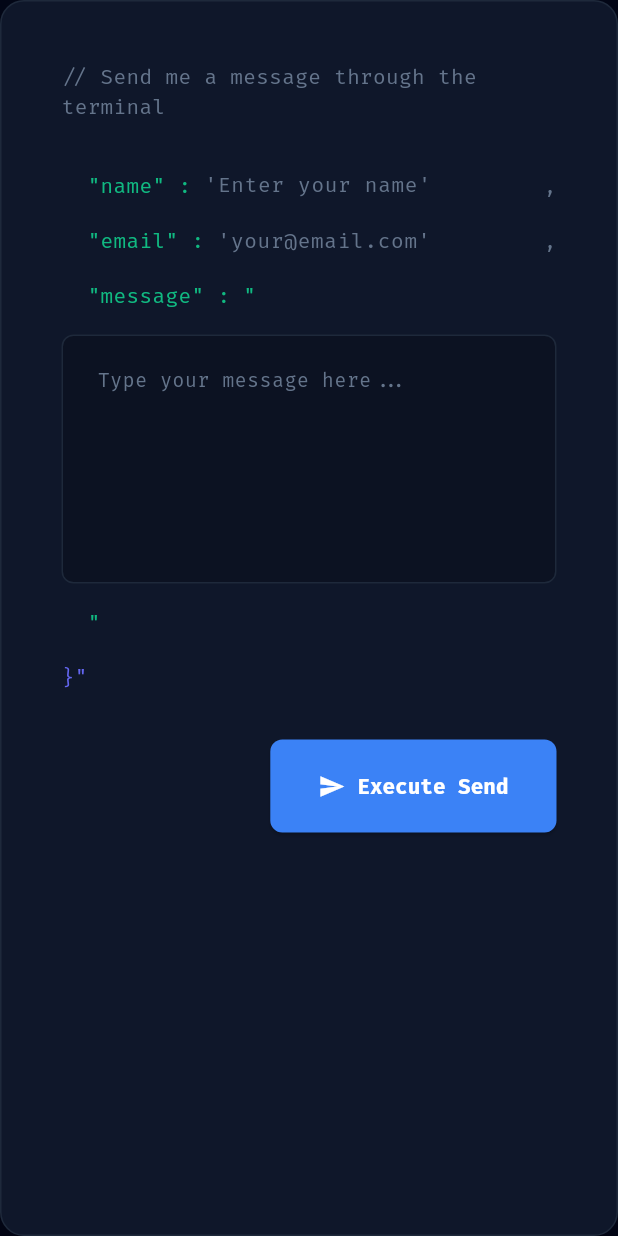
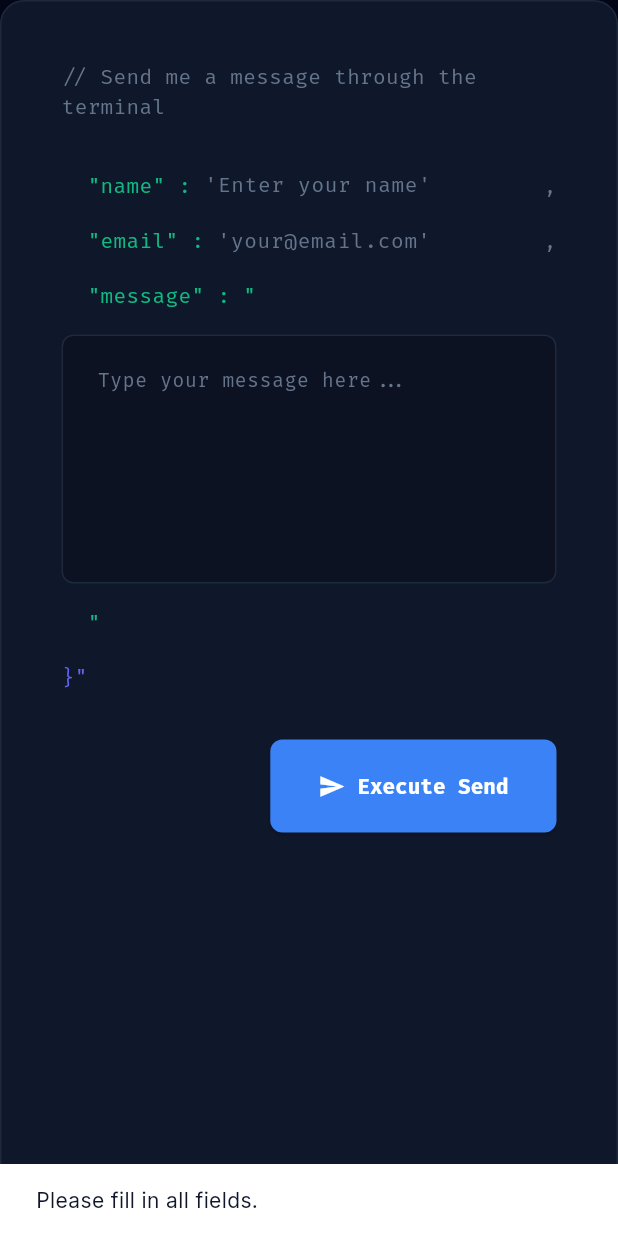
Before and after one commit to tanujkohli83/portfolio, a Flutter app: the TerminalContactForm widget shown alone on an empty page, opened directly, after a tap on "Execute Send", on a phone screen of 412 x 824 dp. Run offline on Flutter 3.47's test engine with Material 3 defaults, Android fonts, the phone set to English and light mode, and no system bars; our stand-ins replace animate_do, flutter_riverpod, google_fonts; missing offline and left inert: dart:html.

Commit message:
Implemented Form API

```diff
--- /dev/null
+++ b/lib/services/contact_service.dart
@@ -0,0 +1,36 @@
+import 'dart:convert';
+import 'package:http/http.dart' as http;
+
+class ContactService {
+  static const String _formspreeUrl = "https://formspree.io/f/xzddpnnl";
+
+  static Future<bool> submitContactForm({
+    required String name,
+    required String email,
+    required String message,
+  }) async {
+    try {
+      final response = await http.post(
+        Uri.parse(_formspreeUrl),
+        headers: {
+          "Content-Type": "application/json",
+          "Accept": "application/json",
+        },
+        body: jsonEncode({"name": name, "email": email, "message": message}),
+      );
+
+      if (response.statusCode == 200) {
+        print(response.body);
+        return true;
+      } else {
+        // You could log the error here: response.body
+        print(response.body);
+        return false;
+      }
+    } catch (e) {
+      // Log exception
+      print(e);
+      return false;
+    }
+  }
+}
--- a/lib/widgets/terminal_form.dart
+++ b/lib/widgets/terminal_form.dart
@@ -1,9 +1,67 @@
 import 'package:flutter/material.dart';
 import '../../core/constants/app_colors.dart';
 import '../../core/theme/app_theme.dart';
+import '../../services/contact_service.dart';
 
-class TerminalContactForm extends StatelessWidget {
+class TerminalContactForm extends StatefulWidget {
   const TerminalContactForm({super.key});
+
+  @override
+  State<TerminalContactForm> createState() => _TerminalContactFormState();
+}
+
+class _TerminalContactFormState extends State<TerminalContactForm> {
+  final TextEditingController _nameController = TextEditingController();
+  final TextEditingController _emailController = TextEditingController();
+  final TextEditingController _messageController = TextEditingController();
+  bool _isSending = false;
+
+  @override
+  void dispose() {
+    _nameController.dispose();
+    _emailController.dispose();
+    _messageController.dispose();
+    super.dispose();
+  }
+
+  Future<void> _handleSend() async {
+    final name = _nameController.text.trim();
+    final email = _emailController.text.trim();
+    final message = _messageController.text.trim();
+
+    if (name.isEmpty || email.isEmpty || message.isEmpty) {
+      ScaffoldMessenger.of(context).showSnackBar(
+        const SnackBar(content: Text('Please fill in all fields.')),
+      );
+      return;
+    }
+
+    setState(() => _isSending = true);
+
+    final success = await ContactService.submitContactForm(
+      name: name,
+      email: email,
+      message: message,
+    );
+
+    if (mounted) {
+      setState(() => _isSending = false);
+      if (success) {
+        _nameController.clear();
+        _emailController.clear();
+        _messageController.clear();
+        ScaffoldMessenger.of(context).showSnackBar(
+          const SnackBar(content: Text('Message sent successfully!')),
+        );
+      } else {
+        ScaffoldMessenger.of(context).showSnackBar(
+          const SnackBar(
+            content: Text('Failed to send message. Please try again later.'),
+          ),
+        );
+      }
+    }
+  }
 
   @override
   Widget build(BuildContext context) {
@@ -31,9 +89,9 @@ class TerminalContactForm extends StatelessWidget {
           const SizedBox(height: 32),
 
           // JSON Structure
-          _jsonLine('"name"', 'Enter your name'),
+          _jsonLine('"name"', 'Enter your name', _nameController),
           const SizedBox(height: 16),
-          _jsonLine('"email"', 'your@email.com'),
+          _jsonLine('"email"', 'your@email.com', _emailController),
           const SizedBox(height: 16),
 
           Row(
@@ -49,6 +107,7 @@ class TerminalContactForm extends StatelessWidget {
 
           // Large Message Field
           TextField(
+            controller: _messageController,
             maxLines: 6,
             style: AppTheme.monoStyle.copyWith(color: AppColors.textSecondary),
             decoration: InputDecoration(
@@ -88,9 +147,18 @@ class TerminalContactForm extends StatelessWidget {
           Align(
             alignment: Alignment.bottomRight,
             child: ElevatedButton.icon(
-              onPressed: () {},
-              icon: const Icon(Icons.send, size: 18),
-              label: const Text('Execute Send'),
+              onPressed: _isSending ? null : _handleSend,
+              icon: _isSending
+                  ? const SizedBox(
+                      width: 18,
+                      height: 18,
+                      child: CircularProgressIndicator(
+                        strokeWidth: 2,
+                        color: Colors.white,
+                      ),
+                    )
+                  : const Icon(Icons.send, size: 18),
+              label: Text(_isSending ? 'Sending...' : 'Execute Send'),
               style: ElevatedButton.styleFrom(
                 backgroundColor: AppColors.primary,
                 foregroundColor: Colors.white,
@@ -112,7 +180,7 @@ class TerminalContactForm extends StatelessWidget {
     );
   }
 
-  Widget _jsonLine(String key, String hint) {
+  Widget _jsonLine(String key, String hint, TextEditingController controller) {
     return Row(
       children: [
         Text(
@@ -121,6 +189,7 @@ class TerminalContactForm extends StatelessWidget {
         ),
         Expanded(
           child: TextField(
+            controller: controller,
             style: AppTheme.monoStyle.copyWith(color: AppColors.textSecondary),
             decoration: InputDecoration(
               hintText: "'$hint'",
--- a/pubspec.yaml
+++ b/pubspec.yaml
@@ -39,6 +39,7 @@ dependencies:
   flutter_svg: ^2.2.3
   animate_do: ^4.2.0
   google_nav_bar: ^5.0.7
+  http: ^1.6.0
 
 dev_dependencies:
   flutter_test:
```
Also changed, not shown: lib/widgets/custom_navbar.dart (+17 -17 lines), pubspec.lock.
